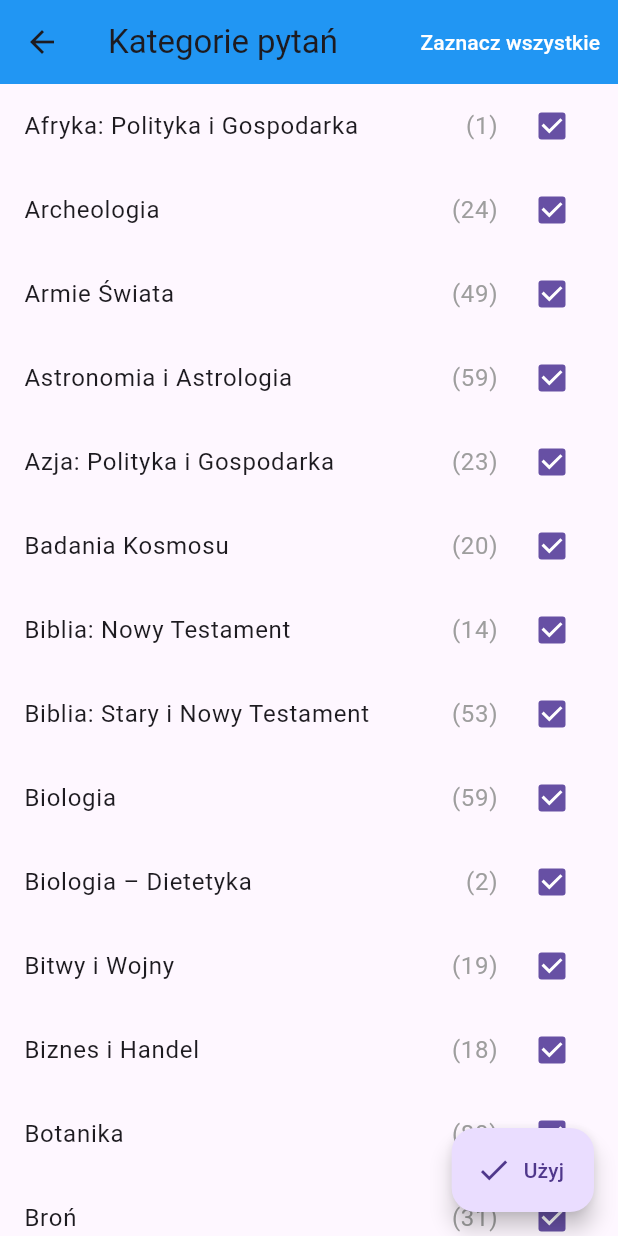
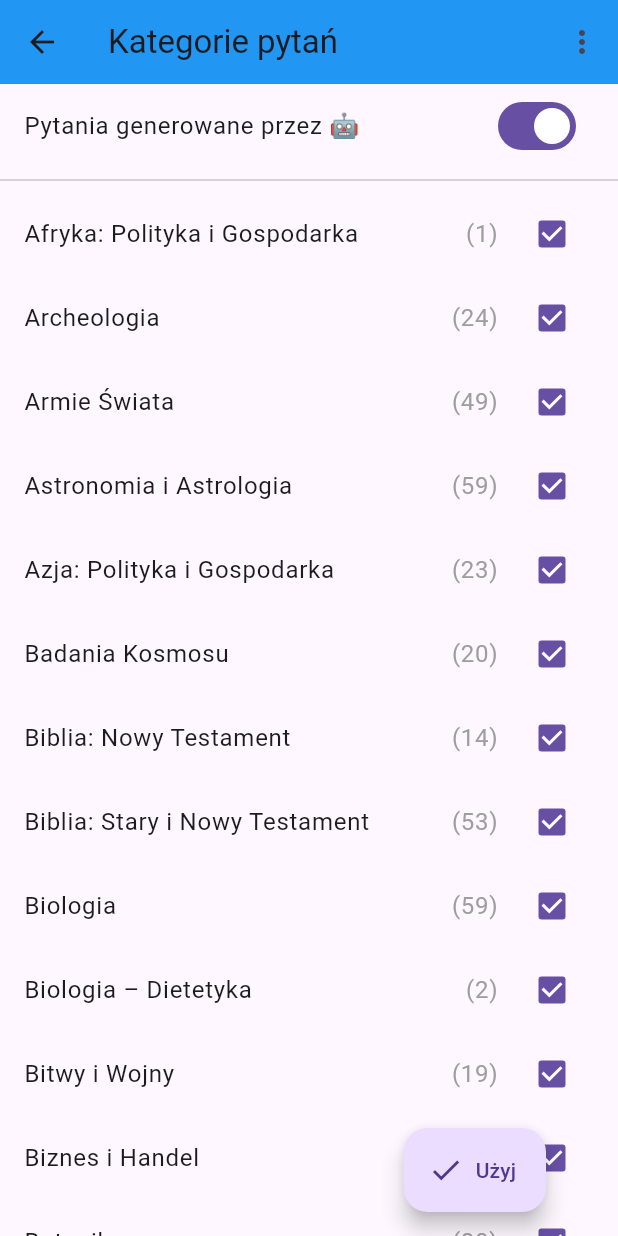
Before and after one commit to VashaTS/jedenz10, a Flutter app: the screen it shows after launch, after a tap on "Kategorie", on a phone screen of 412 x 824 dp. Run offline on Flutter 3.47's test engine with Material 3 defaults, Android fonts, the phone set to English and light mode, and no system bars; our stand-ins replace audioplayers, image_picker, shared_preferences.

Commit message:
new options for category filtering

```diff
--- /dev/null
+++ b/lib/models/caregory_result.dart
@@ -0,0 +1,5 @@
+class CategoryResult {
+  final Set<String> sel;
+  final bool ai;
+  CategoryResult(this.sel, this.ai);
+}
--- a/lib/models/game_settings.dart
+++ b/lib/models/game_settings.dart
@@ -55,7 +55,7 @@ class GameSettings extends ChangeNotifier {
         .setInt('timeSeconds', v);
   }
   Future<void> setRecencyWindow(int v) async {
-    recencyWindow = v.clamp(10, 200);
+    recencyWindow = v.clamp(10, 1000);
     notifyListeners();
     (await SharedPreferences.getInstance())
         .setInt('recencyWindow', recencyWindow);
--- a/lib/screens/category_screen.dart
+++ b/lib/screens/category_screen.dart
@@ -1,15 +1,18 @@
 import 'package:flutter/material.dart';
+import 'package:jeden_z_dziesieciu/models/caregory_result.dart';
 
 class CategoryScreen extends StatefulWidget {
   final List<String> allCategories;
   final Set<String>  initialSelection;
   final Map<String, int> counts;
+  final bool includeAI;
 
   const CategoryScreen({
     super.key,
     required this.allCategories,
     required this.initialSelection,
     required this.counts,
+    required this.includeAI,
   });
 
   @override
@@ -18,11 +21,13 @@ class CategoryScreen extends StatefulWidget {
 
 class _CategoryScreenState extends State<CategoryScreen> {
   late Set<String> _current;
+  late bool _includeAI;
 
   @override
   void initState() {
     super.initState();
     _current = {...widget.initialSelection};
+    _includeAI = widget.includeAI;
   }
 
   @override
@@ -32,14 +37,48 @@ class _CategoryScreenState extends State<CategoryScreen> {
         title: const Text('Kategorie pytań'),
         backgroundColor: Colors.blue,
         actions: [
-          TextButton(
-            onPressed: () => setState(() => _current = {...widget.allCategories}),
-            child: const Text('Zaznacz wszystkie', style: TextStyle(color: Colors.white)),
+      PopupMenuButton<String>(
+      icon: const Icon(Icons.more_vert),
+      onSelected: (val) => setState(() {
+        switch (val) {
+          case 'all':   // Zaznacz wszystko
+            _current = {...widget.allCategories};
+            break;
+          case 'none':  // Odznacz wszystko
+            _current.clear();
+            break;
+          case 'invert': // Odwróć
+            final allSet = widget.allCategories.toSet();
+            _current = allSet.difference(_current).toSet();
+        }
+      }),
+      itemBuilder: (context) => [
+        const PopupMenuItem(
+          value: 'all',
+          child: Text('Zaznacz wszystko'),
+        ),
+        const PopupMenuItem(
+          value: 'none',
+          child: Text('Odznacz wszystko'),
+        ),
+        const PopupMenuItem(
+          value: 'invert',
+          child: Text('Odwróć zaznaczenie'),
+        ),
+      ],
+    ),
+    ],
           ),
-        ],
-      ),
+
       body: ListView(
-        children: widget.allCategories.map((cat) {
+        children: [
+          SwitchListTile(
+            title: const Text('Pytania generowane przez 🤖'),
+            value: _includeAI,
+            onChanged: (v) => setState(() => _includeAI = v),
+          ),
+          const Divider(),
+          ...widget.allCategories.map((cat) {
           final checked = _current.contains(cat);
           return CheckboxListTile(
             title: Row(
@@ -60,13 +99,16 @@ class _CategoryScreenState extends State<CategoryScreen> {
               });
             },
           );
-        }).toList(),
+        }).toList(),]
       ),
-      floatingActionButton: FloatingActionButton.extended(
-        onPressed: () => Navigator.pop(context, _current),
-        icon: const Icon(Icons.check),
-        label: const Text('Użyj'),
-      ),
+      floatingActionButton: Padding(
+        padding: const EdgeInsets.only(right: 32),
+        child: FloatingActionButton.extended(
+          onPressed: () => Navigator.pop(context,CategoryResult(_current,_includeAI)),
+          icon: const Icon(Icons.check),
+          label: const Text('Użyj'),
+        ),
+      )
     );
   }
 }
--- a/lib/screens/game_screen.dart
+++ b/lib/screens/game_screen.dart
@@ -8,6 +8,7 @@ import 'package:audioplayers/audioplayers.dart';
 import 'package:flutter/material.dart';
 import 'package:flutter/services.dart' show rootBundle;
 import 'package:image_picker/image_picker.dart';
+import 'package:jeden_z_dziesieciu/models/caregory_result.dart';
 import 'package:provider/provider.dart';
 import 'package:url_launcher/url_launcher.dart';
 
@@ -49,6 +50,7 @@ class _GameScreenState extends State<GameScreen> {
   late List<String> allCategories;        // pełna lista (unikalne, posort.)
   late Set<String>  selectedCategories;   // aktualny wybór (podzbiór)
   late Map<String, int> categoryCounts;
+  bool includeAIQuestions = true;
 
   void _resetToSetup() {
     final gs = context.read<GameSettings>();
@@ -137,12 +139,15 @@ class _GameScreenState extends State<GameScreen> {
     checkGameOver();
   }
 
+  bool _isAllowed(List<String> q) {
+    final cat = q[2];
+    final aiQuestion = q[0].contains('🤖');
+    if (!includeAIQuestions && aiQuestion) return false;
+    return selectedCategories.contains(cat);
+  }
+
   List<List<String>> _filterByCategory(List<List<String>> source) {
-    return source.where((q) {
-      final cat = q[2];                   // q[2] może być null
-      // if (cat == null) return true;       // pytania bez kategorii zawsze OK
-      return selectedCategories.contains(cat);
-    }).toList();
+    return source.where(_isAllowed).toList();
   }
 
   void startQuestion(Player player) {
@@ -163,7 +168,10 @@ class _GameScreenState extends State<GameScreen> {
     recentQuestions.addLast(nextQ);
     if (recentQuestions.length > gs.recencyWindow) {
       // release the oldest question back into circulation
-      availableQuestions.add(recentQuestions.removeFirst());
+      final oldest = recentQuestions.removeFirst();
+      if(_isAllowed(oldest)) {
+        availableQuestions.add(oldest);
+      }
     }
 
     // Standard bookkeeping
@@ -222,12 +230,13 @@ class _GameScreenState extends State<GameScreen> {
   }
 
   void _openCategoryScreen() async {
-    final result = await Navigator.push<Set<String>>(
+    final result = await Navigator.push<CategoryResult>(
       context,
       MaterialPageRoute(
         builder: (_) => CategoryScreen(
           allCategories: allCategories,
           initialSelection: selectedCategories,
+          includeAI: includeAIQuestions,
           counts: categoryCounts,
         ),
       ),
@@ -235,8 +244,10 @@ class _GameScreenState extends State<GameScreen> {
 
     if (result != null) {
       setState(() {
-        selectedCategories = result;
+        selectedCategories = result.sel;
+        includeAIQuestions  = result.ai;
         availableQuestions = _filterByCategory(questions);
+        recentQuestions.removeWhere((q)=> !_isAllowed(q));
       });
     }
   }
@@ -313,7 +324,7 @@ class _GameScreenState extends State<GameScreen> {
             if (questions.isEmpty)
               const Text("Ładowanie pytań…")
             else
-              Text("Załadowano ${questions.length} pytań",
+              Text("Załadowano $availableCount pytań",
                   style: const TextStyle(fontWeight: FontWeight.bold)),
             const SizedBox(height: 12),
 
@@ -469,7 +480,7 @@ class _GameScreenState extends State<GameScreen> {
                     const Icon(Icons.emoji_events, color: Colors.amber),
                   const SizedBox(width: 6),
                   Text(
-                    "${p.name}: ${p.correctAnswers} poprawnych odpowiedzi",
+                    "${p.name}: ${p.correctAnswers}  / ${p.answeredCount} poprawnych odpowiedzi",
                     style: TextStyle(
                       fontWeight:
                       winners.contains(p) ? FontWeight.bold : FontWeight.normal,
@@ -548,7 +559,7 @@ class _GameScreenState extends State<GameScreen> {
                       : '';
 
                   final body = Uri.encodeComponent(
-                    'Pytanie: $q\nOdpowiedź: $a$c\n\nTwoje uwagi:\n\n\n\n--\nWersja aplikacji: 1.1.0\n--',
+                    'Pytanie: $q\nOdpowiedź: $a$c\n\nTwoje uwagi:\n\n\n\n--\nWersja aplikacji: 1.2.0\n--',
                   );
 
                   final uri = Uri.parse(
@@ -664,22 +675,22 @@ class _GameScreenState extends State<GameScreen> {
         ),
       ),
     ),
-        Positioned(
-          right: 38,
-          top: 8 + MediaQuery.of(context).padding.top,  // pod belką systemową
-          child: Container(
-            padding: const EdgeInsets.symmetric(horizontal: 8, vertical: 4),
-            decoration: BoxDecoration(
-              color: Colors.black54,
-              borderRadius: BorderRadius.circular(6),
-            ),
-            child: Text(
-              'Avail: $availableCount\nRecent: $recentCount',
-              style: const TextStyle(color: Colors.white, fontSize: 12),
-              textAlign: TextAlign.right,
-            ),
-          ),
-        ),
+        // Positioned(
+        //   right: 38,
+        //   top: 8 + MediaQuery.of(context).padding.top,  // pod belką systemową
+        //   child: Container(
+        //     padding: const EdgeInsets.symmetric(horizontal: 8, vertical: 4),
+        //     decoration: BoxDecoration(
+        //       color: Colors.black54,
+        //       borderRadius: BorderRadius.circular(6),
+        //     ),
+        //     child: Text(
+        //       'Avail: $availableCount\nRecent: $recentCount',
+        //       style: const TextStyle(color: Colors.white, fontSize: 12),
+        //       textAlign: TextAlign.right,
+        //     ),
+        //   ),
+        // ),
     ]);
   }
 }
--- a/lib/screens/settings_screen.dart
+++ b/lib/screens/settings_screen.dart
@@ -53,7 +53,9 @@ class SettingsScreen extends StatelessWidget {
             title: const Text('Auto-fail przy 0 s'),
             subtitle: const Text('Po upływie czasu pytanie liczy się jako błędne'),
             value: gs.autoFail,
-            onChanged: (_) => gs.toggleAutoFail(),
+            onChanged: gs.useTimer
+              ? (_) => gs.toggleAutoFail()
+              : null,
           ),
 
           const Divider(),
@@ -85,7 +87,7 @@ class SettingsScreen extends StatelessWidget {
               const SizedBox(width: 12),
               DropdownButton<int>(
                 value: gs.recencyWindow,
-                items: const [10, 20, 30, 50, 75, 100, 200]
+                items: const [10, 20, 30, 50, 75, 100, 200, 500]
                     .map((n) => DropdownMenuItem(value: n, child: Text('$n')))
                     .toList(),
                 onChanged: (v) {
```
